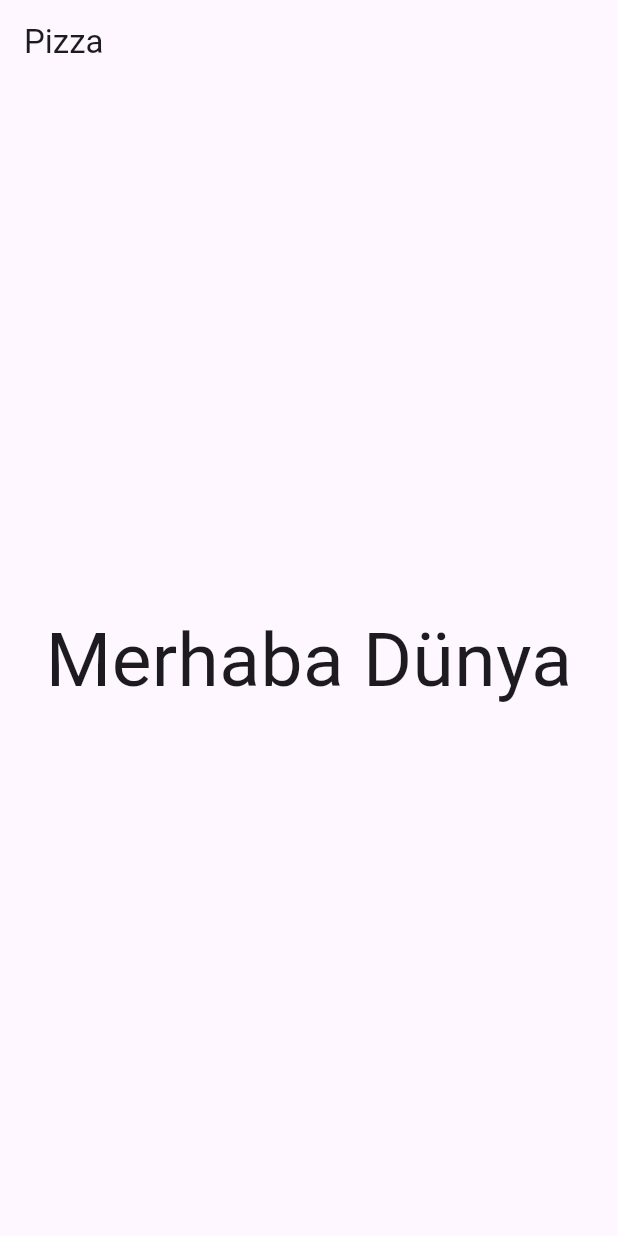
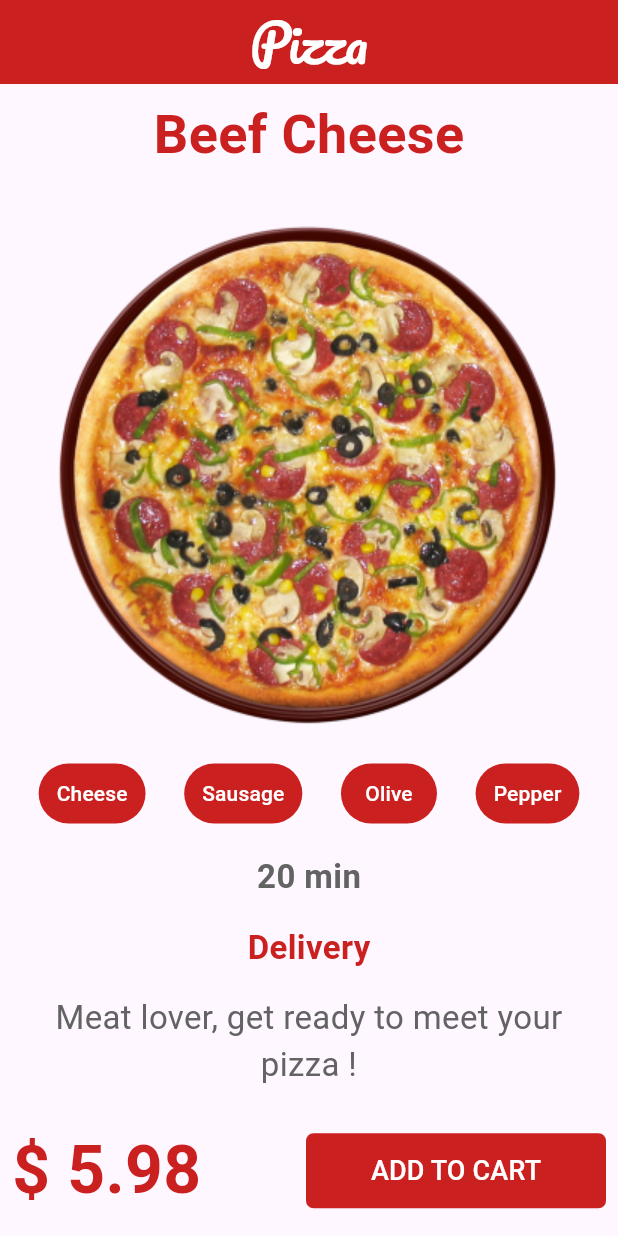
Before and after one commit to mustafaaltun0/proje1, a Flutter app: the screen it shows after launch, on a phone screen of 412 x 824 dp. Run offline on Flutter 3.47's test engine with Material 3 defaults, Android fonts, the phone set to English and light mode, and no system bars; generated files the repository leaves out were written again.

Commit message:
Initial commit

```diff
--- /dev/null
+++ b/l10n.yaml
@@ -0,0 +1,3 @@
+arb-dir: lib/l10n
+template-arb-file: app_en.arb
+output-localizetion-file: app_localizetions.dart
--- a/lib/anasayfa.dart
+++ b/lib/anasayfa.dart
@@ -1,4 +1,6 @@
 import 'package:flutter/material.dart';
+import 'package:flutter_application_2/renkler.dart';
+import 'package:flutter_gen/gen_l10n/app_localizations.dart';
 
 class Anasayfa extends StatefulWidget {
   const Anasayfa({super.key});
@@ -7,19 +9,98 @@ class Anasayfa extends StatefulWidget {
   State<Anasayfa> createState() => _AnasayfaState();
 }
 
+ //left - start - leading
+ //right - end - traiLing
+
 class _AnasayfaState extends State<Anasayfa> {
   @override
   Widget build(BuildContext context) {
+    var ekranBilgisi = MediaQuery.of(context);
+    final double ekranYuksekligi = ekranBilgisi.size.height;
+    final double ekranGenisligi = ekranBilgisi.size.width;
+    print("Ekran Yüksekliği : $ekranYuksekligi");
+    print("Ekran Genişliği  : $ekranYuksekligi");
+
+    var d = AppLocalizations.of(context);
+
     return Scaffold(
-      appBar: AppBar(title: const Text("Pizza"),),
-      body: const Center(
-        child: Column(
-          mainAxisAlignment: MainAxisAlignment.center,
-          children: [
-            Text("Merhaba Dünya",style:  TextStyle(fontSize: 50),)
-          ],
-        ),
+      appBar: AppBar(
+         title: Text("Pizza",style: TextStyle(color: yazRenk1,fontFamily:"Pacifico",fontSize:34),),
+         backgroundColor: anaRenk,
+         centerTitle: true,
+         ),
+      body: Column(
+        children: [
+          Padding(
+            padding: const EdgeInsets.all(8.0),
+            child: Text(d!.pizzaBaslik, style: TextStyle(fontSize: 36,color: anaRenk,fontWeight: FontWeight.bold),),
+          ),
+          Padding(
+            padding: const EdgeInsets.only(top: 16),
+            child: Image.asset(
+  "resimler/pizza2.png",
+  fit: BoxFit.cover, // veya BoxFit.contain
+),
+
+          ),
+          Padding(
+            padding: const EdgeInsets.only(top: 16),
+            child: Row(mainAxisAlignment: MainAxisAlignment.spaceEvenly,
+              children: [
+                Chip(icerik:d.peynirYazi),
+                Chip(icerik:d.sucukYazi),
+                Chip(icerik:d.zeytinYazi),
+                Chip(icerik:d.biberYazi),
+              ],
+            ),
+          ),
+          Padding(
+            padding: const EdgeInsets.all(16.0),
+            child: Column(
+             children: [
+               Text(d.teslimatSure, style: TextStyle(fontSize: 22,color: yazRenk2,fontWeight: FontWeight.bold),),
+               Padding(
+                 padding: const EdgeInsets.all(16.0),
+                 child: Text(d.teslimatBaslik, style: TextStyle(fontSize: 22,color: anaRenk,fontWeight: FontWeight.bold),),
+               ),
+               Text(d.pizzaAciklama,
+                style: TextStyle(fontSize: 22,color: yazRenk2),textAlign: TextAlign.center,),
+             ],
+            ),
+          ),
+          Padding(
+            padding: const EdgeInsets.all(8.0),
+            child: Row(
+              children: [
+                Text(d.fiyat,style: TextStyle(fontSize: 44,color: anaRenk,fontWeight: FontWeight.bold),),
+                const Spacer(),
+                SizedBox(width: 200,height:50,
+                  child: TextButton(onPressed: (){},
+                    child: Text(d.butonYazi,style: TextStyle(color: yazRenk1,fontSize: 18),),
+                    style: TextButton.styleFrom(
+                      backgroundColor: anaRenk,
+                      shape: const RoundedRectangleBorder(borderRadius: BorderRadius.all(Radius.circular(5)))//butonda köşe kıvrımı 5 olsun
+                      ),
+                  ),
+                ),
+              ],
+            ),
+          ),
+        ],
       ),
     );
   }
 }
+
+class Chip extends StatelessWidget {
+  String icerik;
+  Chip({required this.icerik});
+
+  @override
+  Widget build(BuildContext context) {
+    return  TextButton(onPressed: (){},
+      child: Text(icerik,style: TextStyle(color: yazRenk1),),
+      style: TextButton.styleFrom(backgroundColor: anaRenk),
+    );
+  }
+}
--- /dev/null
+++ b/lib/l10n/app_en.arb
@@ -0,0 +1,12 @@
+{
+    "pizzaBaslik":"Beef Cheese",
+    "peynirYazi":"Cheese",
+    "sucukYazi":"Sausage",
+    "zeytinYazi":"Olive",
+    "biberYazi":"Pepper",
+    "teslimatSure":"20 min",
+    "teslimatBaslik":"Delivery",
+    "pizzaAciklama":"Meat lover, get ready to meet your pizza !",
+    "fiyat":"$ 5.98",
+    "butonYazi":"ADD TO CART"
+}
--- /dev/null
+++ b/lib/l10n/app_tr.arb
@@ -0,0 +1,12 @@
+{
+    "pizzaBaslik":"Etli Peynirli",
+    "peynirYazi":"Peynir",
+    "sucukYazi":"Sucuk",
+    "zeytinYazi":"Zeytin",
+    "biberYazi":"Biber",
+    "teslimatSure":"20 dk",
+    "teslimatBaslik":"Teslimat",
+    "pizzaAciklama":"Et sever, Pizzanla tanışmaya hazırlan !",
+    "fiyat":"180 tl",
+    "butonYazi":"SEPETE EKLE"
+}
--- a/lib/main.dart
+++ b/lib/main.dart
@@ -1,5 +1,7 @@
 import 'package:flutter/material.dart';
 import 'package:flutter_application_2/anasayfa.dart';
+import 'package:flutter_gen/gen_l10n/app_localizations.dart';
+import 'package:flutter_localizations/flutter_localizations.dart';
 
 void main() {
   runApp(const MyApp());
@@ -12,6 +14,17 @@ class MyApp extends StatelessWidget {
   Widget build(BuildContext context) {
     return MaterialApp(
       title: 'Flutter Demo',
+      localizationsDelegates: const [
+        AppLocalizations.delegate,
+        GlobalWidgetsLocalizations.delegate,
+        GlobalMaterialLocalizations.delegate,
+        GlobalCupertinoLocalizations.delegate
+      ],
+      supportedLocales: const [
+        Locale("en",""),
+        Locale("tr",""),
+      ],
+      debugShowCheckedModeBanner: false,
       theme: ThemeData(
         colorScheme: ColorScheme.fromSeed(seedColor: Colors.deepPurple),
         useMaterial3: true,
--- /dev/null
+++ b/lib/renkler.dart
@@ -0,0 +1,5 @@
+import 'package:flutter/material.dart';
+
+var anaRenk = const Color(0xFFCB2020);
+var yazRenk1 = const Color(0xFFFFFFFF);
+var yazRenk2 = const Color(0XFF636363);
```
Also changed, not shown: pubspec.yaml (+13 -1 lines), fonts/Pacifico-Regular.ttf.ttf (added), pubspec.lock, resimler/pizza2.png (added).
